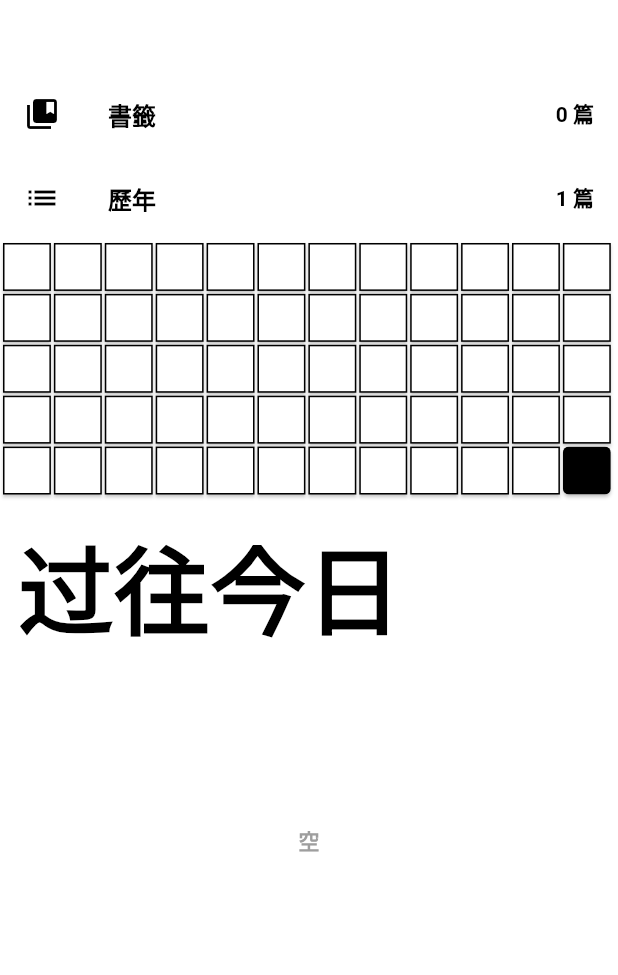
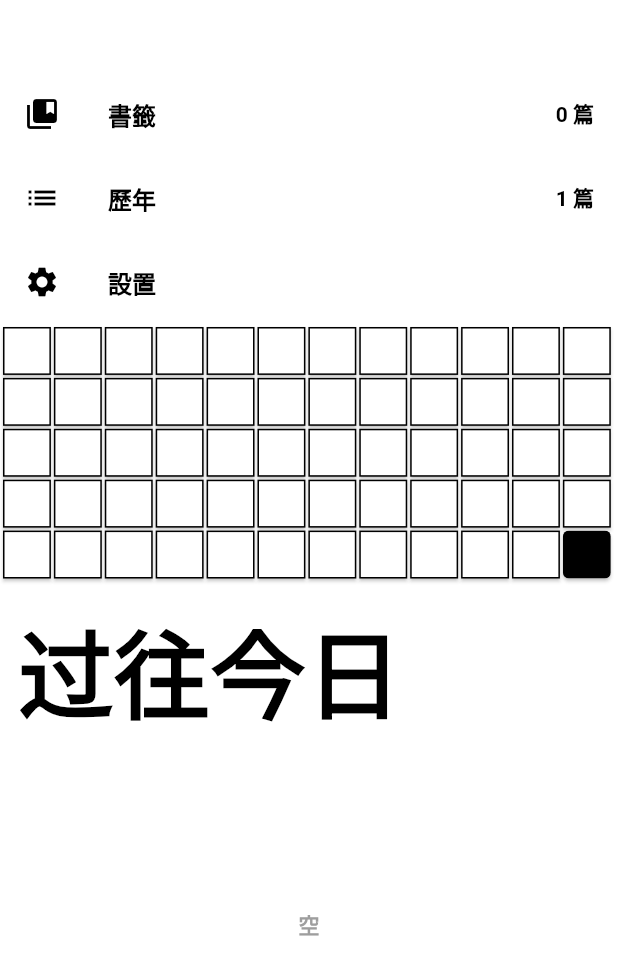
Before and after one commit to Livinglist/Yanji, a Flutter app: the screen it shows after launch, swiped to page 2, on a phone screen of 412 x 824 dp. Shown: the top 975 px of the screen. Run offline on Flutter 3.47's test engine with Material 2 defaults, Android fonts, the phone set to English and light mode, and no system bars; our stand-ins replace image_picker, permission_handler, photo_view, pinput, rxdart, shared_preferences and 2 more; missing offline and left inert: app_review; accounts and stored records are empty; Roboto replaces fonts that are missing (noto).

```diff
--- a/lib/main.dart
+++ b/lib/main.dart
@@ -1,4 +1,5 @@
 import 'package:flutter/material.dart';
+import 'package:jiba/ui/password_page.dart';
 
 import 'resources/shared_prefs_provider.dart';
 import 'ui/main_page.dart';
@@ -12,7 +13,7 @@ class MyApp extends StatelessWidget {
 
     return MaterialApp(
       debugShowCheckedModeBanner: false,
-      title: '记吧',
+      title: '言己',
       darkTheme: ThemeData(
           bottomSheetTheme: BottomSheetThemeData(backgroundColor: Colors.transparent),
           fontFamily: 'noto',
@@ -21,7 +22,13 @@ class MyApp extends StatelessWidget {
           bottomSheetTheme: BottomSheetThemeData(backgroundColor: Colors.transparent),
           fontFamily: 'noto',
           textTheme: TextTheme(bodyText1: TextStyle(color: Colors.black), bodyText2: TextStyle(fontWeight: FontWeight.bold))),
-      home: MainPage(),
+      home: FutureBuilder(
+        future: SharedPreferencesProvider.getPassword(),
+        builder: (_, snapshot){
+          if(snapshot.data == null) return MainPage();
+          else return PasswordPage(password: snapshot.data);
+        },
+      ),
       color: Colors.white,
     );
   }
--- a/lib/resources/shared_prefs_provider.dart
+++ b/lib/resources/shared_prefs_provider.dart
@@ -15,6 +15,8 @@ const _lastFontFamilyKey = 'lastFontFamilyKey';
 const _tempJournalKey = 'tempJournalKey';
 
 const _initialStartKey = 'initialStartKey';
+
+const _passwordKey = 'passwordKey';
 
 class SharedPreferencesProvider {
   SharedPreferences _sharedPreferences;
@@ -117,17 +119,28 @@ class SharedPreferencesProvider {
     _sharedPreferences.setString(_lastFontFamilyKey, fontFamily);
   }
 
-  Future<bool> getIsInitialStart() async {
-    var _sharedPreferences = await SharedPreferences.getInstance();
+  static Future<bool> getIsInitialStart() async {
+    var sharedPreferences = await SharedPreferences.getInstance();
 
-    var res = _sharedPreferences.getBool(_initialStartKey);
+    var res = sharedPreferences.getBool(_initialStartKey);
 
     if(res == null){
-      _sharedPreferences.setBool(_initialStartKey, false);
+      sharedPreferences.setBool(_initialStartKey, false);
     }
 
     return Future.value(res == null?true:false);
   }
+
+  static Future<String> getPassword() async {
+    var sharedPreferences = await SharedPreferences.getInstance();
+
+    return sharedPreferences.getString(_passwordKey);
+  }
+
+  static void setPassword(String password) async {
+    var sharedPreferences = await SharedPreferences.getInstance();
+    sharedPreferences.setString(_passwordKey, password);
+  }
 }
 
 SharedPreferencesProvider sharedPrefsProvider = SharedPreferencesProvider();
--- a/lib/ui/main_page.dart
+++ b/lib/ui/main_page.dart
@@ -67,7 +67,7 @@ class _MainPageState extends State<MainPage> with SingleTickerProviderStateMixin
     });
   }
 
-  Future<bool> checkIsFirstTimeUser() async => await sharedPrefsProvider.getIsInitialStart();
+  Future<bool> checkIsFirstTimeUser() async => await SharedPreferencesProvider.getIsInitialStart();
 
   @override
   Widget build(BuildContext context) {
@@ -129,16 +129,13 @@ class _MainPageState extends State<MainPage> with SingleTickerProviderStateMixin
         ListView(
           controller: scrollController,
           children: [
-            SizedBox(
-              height: 24,
-            ),
             if (journals.isNotEmpty) ...buildChildren(journals),
             if (journals.isEmpty)
               Container(
                 height: MediaQuery.of(context).size.height,
                 width: MediaQuery.of(context).size.width,
                 child: Center(
-                  child: Text('No journals found', style: TextStyle(color: Colors.grey)),
+                  child: Text('空', style: TextStyle(color: Colors.grey)),
                 ),
               ),
             SizedBox(
@@ -158,7 +155,6 @@ class _MainPageState extends State<MainPage> with SingleTickerProviderStateMixin
   }
 
   List<Widget> buildChildren(List<Journal> journals) {
-    //var list = journals.map((e) => JournalOverviewCard(journal: e)).toList();
     DateTime now = DateTime.now();
     List<Journal> journalsInTheSameWeek = [];
 
--- a/lib/ui/stat_page.dart
+++ b/lib/ui/stat_page.dart
@@ -4,6 +4,7 @@ import 'package:flutter/material.dart';
 import 'package:jiba/bloc/journal_bloc.dart';
 import 'package:jiba/ui/components/activity_panel.dart';
 import 'package:jiba/ui/components/journal_overview_card.dart';
+import 'package:jiba/ui/settings_page.dart';
 import 'package:jiba/ui/year_page.dart';
 import 'components/section_header.dart';
 import 'bookmarks_page.dart';
@@ -53,7 +54,7 @@ class _StatPageState extends State<StatPage> {
                         snapshot.data.where((element) => element.isBookmarked).length.toString() + ' 篇',
                         style: TextStyle(fontWeight: FontWeight.bold, color: fontColor),
                       ),
-                      onTap: () => Navigator.of(context).push(CupertinoPageRoute(builder: (_) => BookmarksPage())),
+                      onTap: () => Navigator.of(context).push(MaterialPageRoute(builder: (_) => BookmarksPage())),
                     ),
                     ListTile(
                       leading: Icon(
@@ -68,7 +69,18 @@ class _StatPageState extends State<StatPage> {
                         snapshot.data.length.toString() + ' 篇',
                         style: TextStyle(fontWeight: FontWeight.bold, color: fontColor),
                       ),
-                      onTap: () => Navigator.of(context).push(CupertinoPageRoute(builder: (_) => YearPage(journals: snapshot.data))),
+                      onTap: () => Navigator.of(context).push(MaterialPageRoute(builder: (_) => YearPage(journals: snapshot.data))),
+                    ),
+                    ListTile(
+                      leading: Icon(
+                        Icons.settings,
+                        color: foregroundColor,
+                      ),
+                      title: Text(
+                        '設置',
+                        style: TextStyle(fontWeight: FontWeight.bold, color: foregroundColor),
+                      ),
+                      onTap: () => Navigator.of(context).push(MaterialPageRoute(builder: (_) => SettingsPage())),
                     ),
                     ActivityPanel(journals: snapshot.data),
                     SectionHeader(
--- a/pubspec.yaml
+++ b/pubspec.yaml
@@ -31,6 +31,7 @@ dependencies:
   transparent_image: 1.0.0
   photo_view: 0.9.2
   app_review: 1.1.2
+  pinput: 1.2.0
   flutter:
     sdk: flutter
 
```
Also changed, not shown: lib/ui/password_page.dart (added, +104 -0 lines), lib/ui/password_setting_page.dart (added, +88 -0 lines), lib/ui/settings_page.dart (added, +49 -0 lines), pubspec.lock, 2 other files.
